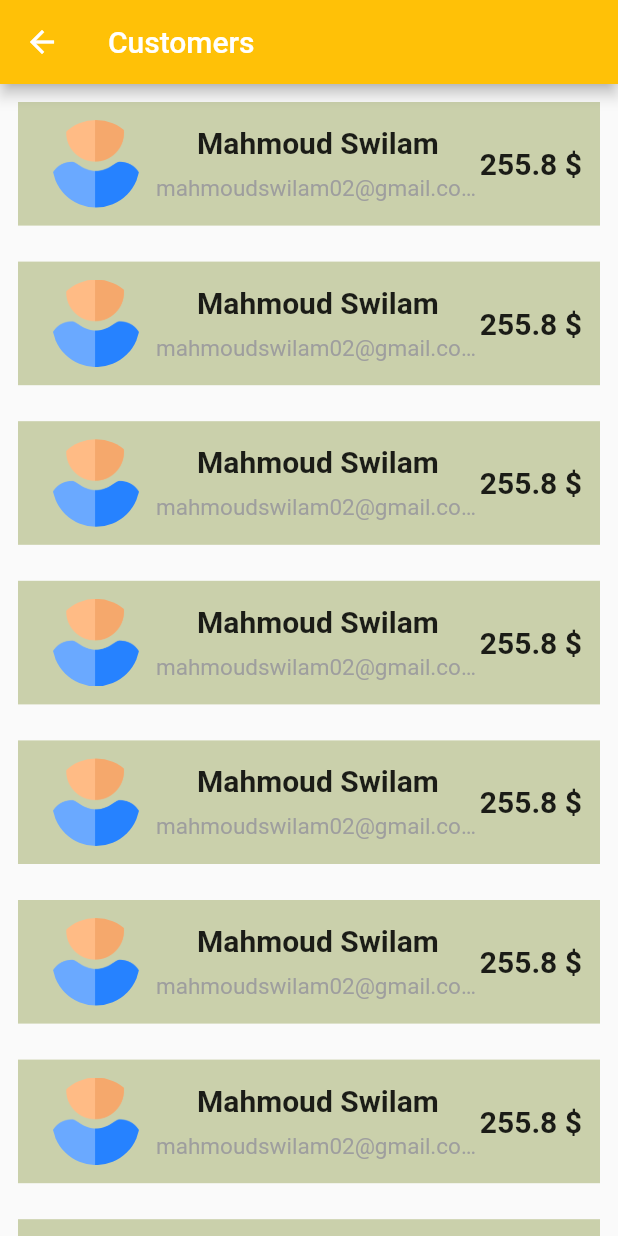
After one commit to swilam202/internships, a Flutter app: the screen it shows after launch, after a tap on "View all customers", on a phone screen of 412 x 824 dp. The commit adds this screen. Run offline on Flutter 3.47's test engine with Material 2 defaults, Android fonts, the light colour scheme and no system bars.

Commit message:
create cutomers list

```diff
--- /dev/null
+++ b/GRIP/banking/lib/pages/customers list.dart
@@ -0,0 +1,73 @@
+import 'package:flutter/material.dart';
+
+class CustomersList extends StatelessWidget {
+  const CustomersList({super.key});
+
+  @override
+  Widget build(BuildContext context) {
+    return Scaffold(
+      appBar: AppBar(
+        backgroundColor: Colors.amber,
+        title: const Text('Customers'),
+      ),
+      body: ListView.builder(
+        physics: const BouncingScrollPhysics(),
+        itemCount: 10,
+        itemBuilder: (context, index) {
+          return Container(
+            decoration: const BoxDecoration(
+              color: Color.fromARGB(255, 202, 208, 171),
+            ),
+            margin: const EdgeInsets.all(12),
+            padding: const EdgeInsets.all(12),
+            height: MediaQuery.of(context).size.height * 0.1,
+            child: const Row(
+              mainAxisAlignment: MainAxisAlignment.spaceEvenly,
+              children: [
+                CircleAvatar(
+                  radius: 40,
+                  backgroundImage: AssetImage('images/user.png'),
+                  backgroundColor: Colors.transparent,
+                ),
+                Expanded(
+                  child: Column(
+                    mainAxisAlignment: MainAxisAlignment.center,
+                    children: [
+                      Text(
+                        'Mahmoud Swilam',
+                        style: TextStyle(
+                          fontSize: 20,
+                          fontWeight: FontWeight.bold,
+                        ),
+                        overflow: TextOverflow.clip,
+                      ),
+                      SizedBox(
+                        height: 10,
+                      ),
+                      Text(
+                        'mahmoudswilam02@gmail.com',
+                        style: TextStyle(
+                          fontSize: 15,
+                          color: Colors.grey,
+                          fontWeight: FontWeight.w400,
+                        ),
+                        overflow: TextOverflow.ellipsis,
+                      ),
+                    ],
+                  ),
+                ),
+                Text(
+                  '255.8 \$',
+                  style: TextStyle(
+                    fontSize: 20,
+                    fontWeight: FontWeight.w700,
+                  ),
+                ),
+              ],
+            ),
+          );
+        },
+      ),
+    );
+  }
+}
--- a/GRIP/banking/lib/pages/home page.dart
+++ b/GRIP/banking/lib/pages/home page.dart
@@ -1,4 +1,6 @@
 import 'package:flutter/material.dart';
+
+import 'customers list.dart';
 
 class MyHomePage extends StatefulWidget {
   const MyHomePage({super.key});
@@ -90,13 +92,19 @@ class _MyHomePageState extends State<MyHomePage> with TickerProviderStateMixin {
                 animationDuration: const Duration(seconds: 5),
               ),
               label: const Text(
-                'Select Account',
+                'View all customers',
                 style: TextStyle(
                   fontSize: 28,
                   fontWeight: FontWeight.bold,
                 ),
               ),
-              onPressed: () {},
+              onPressed: () {
+                Navigator.of(context).push(
+                  MaterialPageRoute(
+                    builder: (context) => const CustomersList(),
+                  ),
+                );
+              },
               icon: const Icon(Icons.forward),
             ),
           ),
@@ -110,9 +118,13 @@ class _MyHomePageState extends State<MyHomePage> with TickerProviderStateMixin {
     fadeAnimationController =
         AnimationController(vsync: this, duration: const Duration(seconds: 3));
     slideAnimationController = AnimationController(
-        vsync: this, duration: const Duration(milliseconds: 2500));
+      vsync: this,
+      duration: const Duration(milliseconds: 2500),
+    );
     buttonFadeAnimationController = AnimationController(
-        vsync: this, duration: const Duration(milliseconds: 1500));
+      vsync: this,
+      duration: const Duration(milliseconds: 1500),
+    );
     fadeAnimation =
         Tween<double>(begin: 0.1, end: 1.0).animate(fadeAnimationController);
     slideAnimation =
@@ -121,8 +133,10 @@ class _MyHomePageState extends State<MyHomePage> with TickerProviderStateMixin {
     buttonFadeAnimation = Tween<double>(begin: 0.0, end: 1.0)
         .animate(buttonFadeAnimationController);
 
-    slideAnimationController.forward().then((_) => fadeAnimationController
-        .forward()
-        .then((_) => buttonFadeAnimationController.forward()));
+    slideAnimationController.forward().then(
+          (_) => fadeAnimationController.forward().then(
+                (_) => buttonFadeAnimationController.forward(),
+              ),
+        );
   }
 }
--- a/GRIP/banking/pubspec.yaml
+++ b/GRIP/banking/pubspec.yaml
@@ -61,7 +61,7 @@ flutter:
   # To add assets to your application, add an assets section, like this:
   assets:
     - images/bank.gif
-  #   - images/a_dot_ham.jpeg
+    - images/user.png
 
   # An image asset can refer to one or more resolution-specific "variants", see
   # https://flutter.dev/assets-and-images/#resolution-aware
```
Also changed, not shown: GRIP/banking/images/user.png (added).
